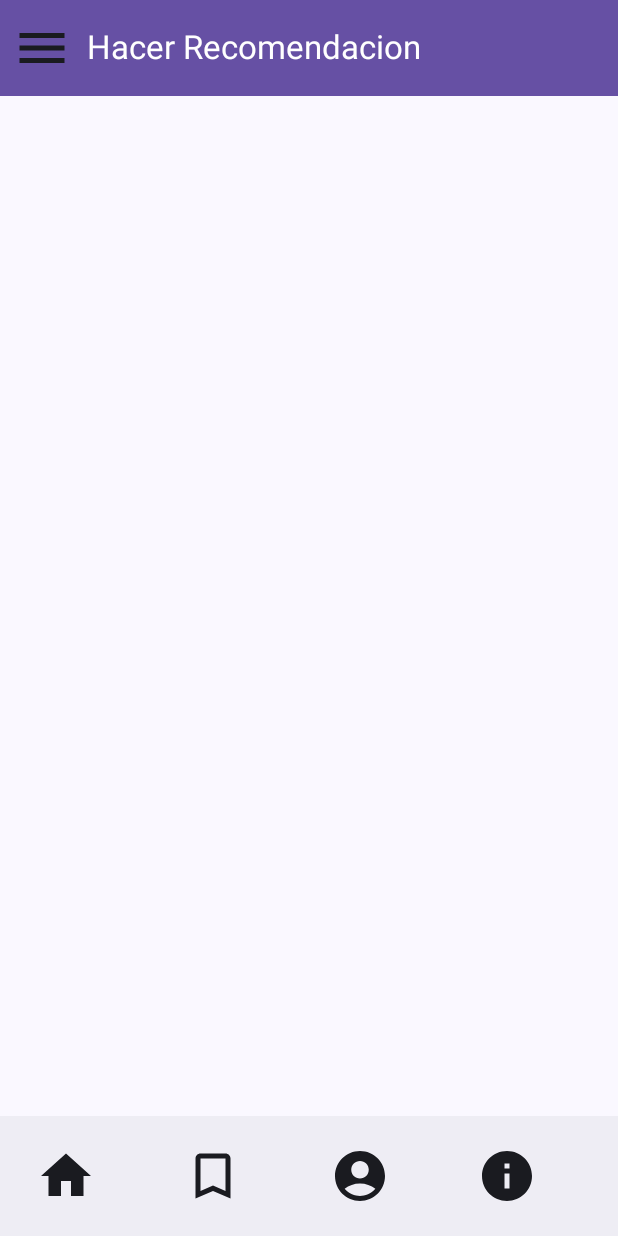
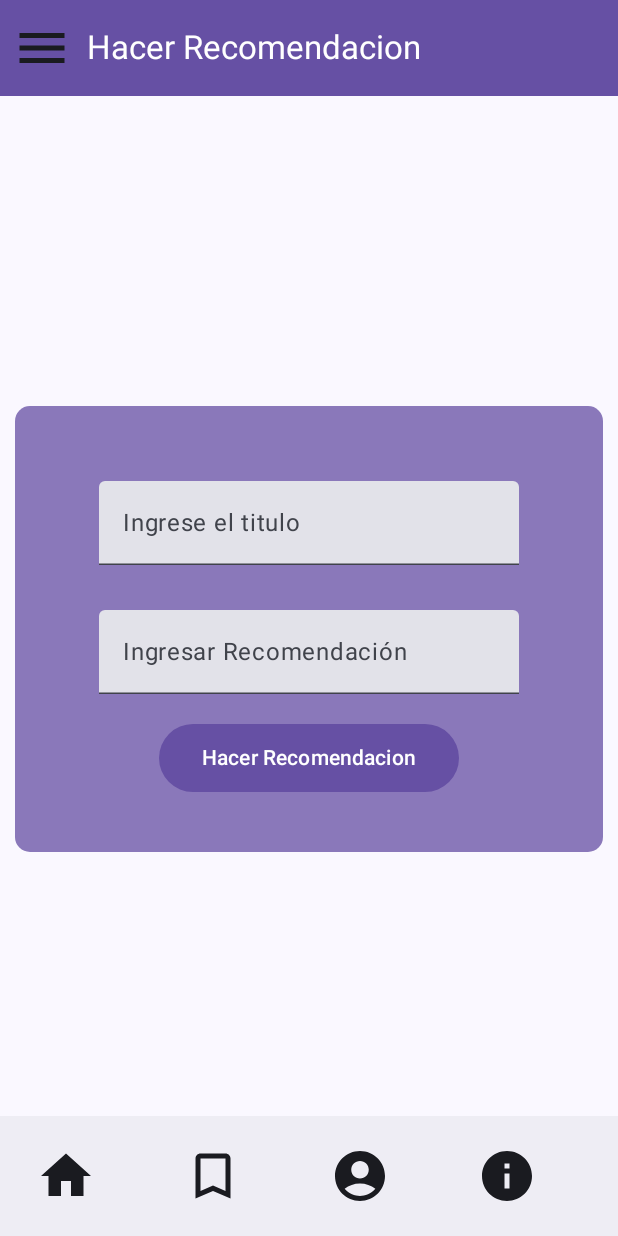
Before and after one commit to angelargd8/ProyectoSignaLingo, an Android app built with Jetpack Compose: the composable funScaffoldHacerRecomendacion shown on its own in the app's theme, on a phone screen of 412 x 824 dp. Run offline under Robolectric (Android 15) with nearby library versions, the light colour scheme and no system bars; our stand-ins replace Firebase (no records; nobody signed in at launch, a user with empty details on screens opened directly); pictures from the network do not load; 4 statements that could not run were skipped.

Commit message:
recomendaciones :)

```diff
--- a/app/src/main/java/com/angelaxd/proyectosignalingo/ui/hacerRecomendacion/view/HacerRecomendacionScreen.kt
+++ b/app/src/main/java/com/angelaxd/proyectosignalingo/ui/hacerRecomendacion/view/HacerRecomendacionScreen.kt
@@ -1,16 +1,39 @@
 package com.angelaxd.proyectosignalingo.ui.hacerRecomendacion.view
 
 import android.content.Context
+import androidx.compose.foundation.layout.Arrangement
 import androidx.compose.foundation.layout.Box
 import androidx.compose.foundation.layout.Column
+import androidx.compose.foundation.layout.Spacer
+import androidx.compose.foundation.layout.fillMaxHeight
+import androidx.compose.foundation.layout.fillMaxWidth
+import androidx.compose.foundation.layout.height
 import androidx.compose.foundation.layout.padding
+import androidx.compose.foundation.layout.width
+import androidx.compose.foundation.shape.RoundedCornerShape
+import androidx.compose.material3.Button
+import androidx.compose.material3.ButtonDefaults
+import androidx.compose.material3.Card
+import androidx.compose.material3.CardDefaults
 import androidx.compose.material3.ExperimentalMaterial3Api
 import androidx.compose.material3.Scaffold
+import androidx.compose.material3.Text
+import androidx.compose.material3.TextField
 import androidx.compose.runtime.Composable
+import androidx.compose.runtime.getValue
+import androidx.compose.runtime.mutableStateOf
+import androidx.compose.runtime.remember
+import androidx.compose.runtime.setValue
+import androidx.compose.ui.Alignment
 import androidx.compose.ui.Modifier
+import androidx.compose.ui.graphics.Color
 import androidx.compose.ui.platform.LocalContext
+import androidx.compose.ui.unit.dp
+import androidx.lifecycle.viewmodel.compose.viewModel
 import androidx.navigation.NavHostController
 import com.angelaxd.proyectosignalingo.R
+import com.angelaxd.proyectosignalingo.navigation.AppScreens
+import com.angelaxd.proyectosignalingo.ui.hacerRecomendacion.viewmodel.HacerRecomendacionViewmodel
 import com.angelaxd.proyectosignalingo.ui.objetos.FunBottomBar
 import com.angelaxd.proyectosignalingo.ui.objetos.FunTopBar
 
@@ -18,12 +41,17 @@ import com.angelaxd.proyectosignalingo.ui.objetos.FunTopBar
 
 fun HacerRecomendacionScreen(navController: NavHostController){
     val context = LocalContext.current
-    funScaffoldHacerRecomendacion(navController, context)
+    val viewModelRecomendacion : HacerRecomendacionViewmodel = viewModel()
+    funScaffoldHacerRecomendacion(navController, context, viewModelRecomendacion)
 }
 
 @OptIn(ExperimentalMaterial3Api::class)
 @Composable
-fun funScaffoldHacerRecomendacion(navController: NavHostController, context: Context){
+fun funScaffoldHacerRecomendacion(
+    navController: NavHostController,
+    context: Context,
+    viewModelRecomendacion: HacerRecomendacionViewmodel
+){
     Scaffold (
         topBar = { FunTopBar(navController, context.getString(R.string.HacerRecomendacion)) },
         bottomBar = { FunBottomBar(navController) }
@@ -31,12 +59,78 @@ fun funScaffoldHacerRecomendacion(navController: NavHostController, context: Con
     ){ innerPadding ->
         Box(modifier = Modifier.padding(innerPadding)) {
 
-            Column {
-                //Spacer(modifier = Modifier.height(60.dp))
-                //FunCard()
+            Column( modifier = Modifier
+                .padding(10.dp)
+                .fillMaxHeight(),
+                verticalArrangement = Arrangement.Center,
+                horizontalAlignment = Alignment.CenterHorizontally
+                )
+            {
+                Spacer(modifier = Modifier.height(30.dp))
+                FunForm(navController,context, viewModelRecomendacion )
             }
 
         }
     }
 
 }
+
+@Composable
+fun FunForm(
+    navController: NavHostController,
+    context: Context,
+    viewModelRecomendacion: HacerRecomendacionViewmodel
+) {
+    var titulo by remember { mutableStateOf("") }
+    var descripcion by remember { mutableStateOf("") }
+
+    Card (shape = RoundedCornerShape(10.dp), modifier = Modifier
+        .fillMaxWidth(),
+        //.padding(60.dp),
+        //.wrapContentHeight(),
+        colors = CardDefaults.cardColors(
+            Color(0xC16650A4)
+        )
+    ){
+        Column (verticalArrangement = Arrangement.Center,
+            horizontalAlignment = Alignment.CenterHorizontally,
+            modifier = Modifier.fillMaxWidth()) {
+            Spacer(modifier = Modifier.height(50.dp))
+            TextField(
+                value = titulo,
+                onValueChange = { titulo = it },
+                label = { Text(context.getString(R.string.titulo)) }
+
+            )
+            Spacer(modifier = Modifier.height(30.dp))
+            TextField(
+                value = descripcion,
+                onValueChange = { descripcion = it },
+                label = { Text(context.getString(R.string.IngresarRecomendacion)) }
+            )
+            Spacer(modifier = Modifier.height(20.dp))
+            Button( onClick =  {
+
+                viewModelRecomendacion.createRecomendacion(titulo, descripcion){
+                    navController.navigate(route= AppScreens.MenuPrincipalScreen.route)
+                }
+
+
+            },
+                modifier= Modifier
+                    .width(200.dp)
+                    .height(45.dp),
+                colors= ButtonDefaults.buttonColors(containerColor = Color(0xFF6650A4), contentColor = Color.White)
+            ) {
+                Text(text = context.getString(R.string.HacerRecomendacion))
+            }
+            Spacer(modifier = Modifier.height(40.dp))
+
+        }
+
+
+
+
+    }
+
+}
--- a/app/src/main/java/com/angelaxd/proyectosignalingo/ui/quienesSomos/view/QuienesSomosScreen.kt
+++ b/app/src/main/java/com/angelaxd/proyectosignalingo/ui/quienesSomos/view/QuienesSomosScreen.kt
@@ -4,6 +4,7 @@ import android.content.Context
 import androidx.compose.foundation.layout.Box
 import androidx.compose.foundation.layout.Column
 import androidx.compose.foundation.layout.Spacer
+import androidx.compose.foundation.layout.fillMaxHeight
 import androidx.compose.foundation.layout.height
 import androidx.compose.foundation.layout.padding
 import androidx.compose.material3.Card
@@ -39,7 +40,7 @@ fun funScaffoldQuienesSomos(navController: NavHostController, context: Context){
     ){ innerPadding ->
         Box(modifier = Modifier.padding(innerPadding)) {
 
-            Column {
+            Column(modifier = Modifier.fillMaxHeight()) {
                 Spacer(modifier = Modifier.height(60.dp))
                 FunCard(context)
             }
@@ -60,6 +61,7 @@ fun FunCard(context: Context) {
             //.background(Color(0xFF6650a4))
 
     ) {
+        Spacer(modifier = Modifier.height(30.dp))
         Texto(context.getString(R.string.Quienes))
         Texto2(context.getString(R.string.QuienesSomos))
         Spacer(modifier = Modifier.height(25.dp))
--- a/app/src/main/java/com/angelaxd/proyectosignalingo/ui/singin/view/signinScreen.kt
+++ b/app/src/main/java/com/angelaxd/proyectosignalingo/ui/singin/view/signinScreen.kt
@@ -16,6 +16,7 @@ import androidx.compose.foundation.verticalScroll
 import androidx.compose.material3.Button
 import androidx.compose.material3.ButtonDefaults
 import androidx.compose.material3.Card
+import androidx.compose.material3.CardDefaults
 import androidx.compose.material3.Text
 import androidx.compose.runtime.Composable
 import androidx.compose.runtime.getValue
@@ -78,7 +79,10 @@ fun BoxFun2(navController: NavHostController, viewModelLogin: loginScreenViewmod
         Column (modifier = Modifier.padding(top = 390.dp, bottom = 100.dp)){
             Row(){
                 Spacer(modifier = Modifier.width(50.dp))
-                Card (shape = RoundedCornerShape(10.dp), modifier = Modifier.wrapContentHeight()){
+                Card (shape = RoundedCornerShape(10.dp), modifier = Modifier.wrapContentHeight(),
+                    colors = CardDefaults.cardColors(
+                        Color(0x88BFB1E7)
+                    )){
                     //entrys para poner la informacion
                     FunEmail(email = email,
                         emailChange = {
--- a/app/src/main/res/values/strings.xml
+++ b/app/src/main/res/values/strings.xml
@@ -31,6 +31,9 @@
     <string name="Enseñar">Enseñar</string>
     <string name="Guardar">Guardar</string>
 
+    <string name="titulo">Ingrese el titulo</string>
+    <string name="IngresarRecomendacion">Ingresar Recomendación</string>
+
 
     <string name="QuienesSomos">SignaLingo es un proyecto el cual tiene como objetivo el brindar un servicio de aprendizaje y educación visual para enseñar lengua de señas enfocado en personas guatemaltecas hispano hablantes que deseen aprender  nuevas palabras que sean de su utilidad . Este proyecto es desarrollado por estudiantes de la Universidad del Valle de Guatemala.</string>
 
```
Also changed, not shown: app/src/main/java/com/angelaxd/proyectosignalingo/ui/hacerRecomendacion/viewmodel/HacerRecomendacionViewmodel.kt (added, +36 -0 lines), app/src/main/java/com/angelaxd/proyectosignalingo/ui/login/view/LoginScreen.kt (+6 -1 lines), 1 other file.
